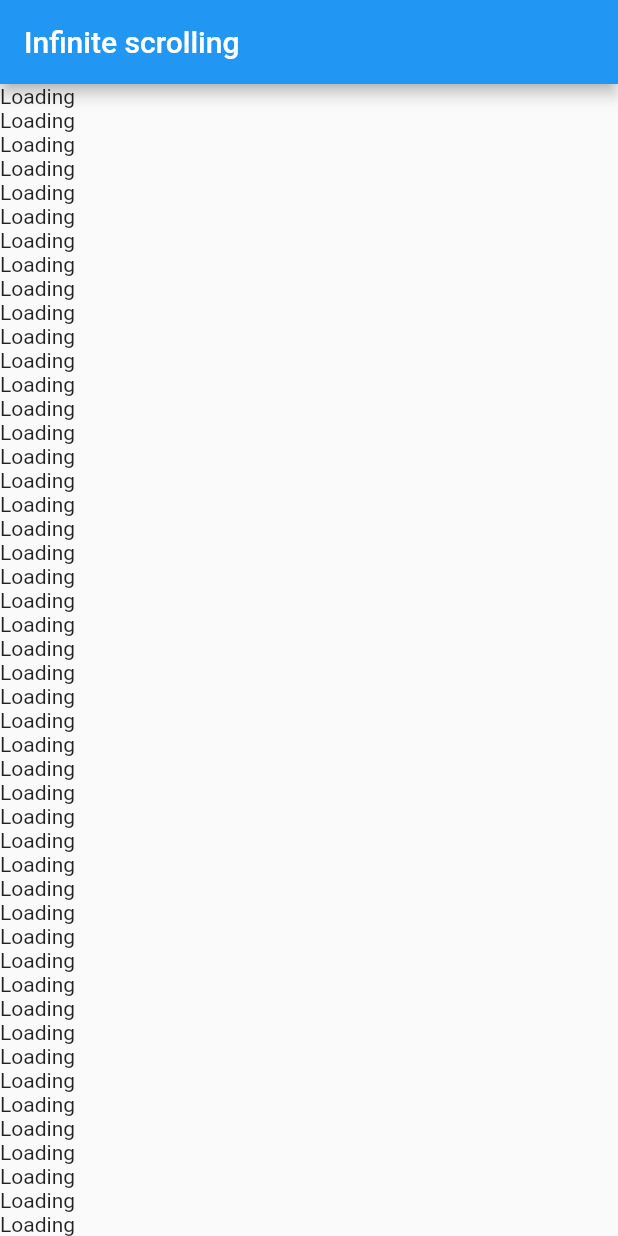
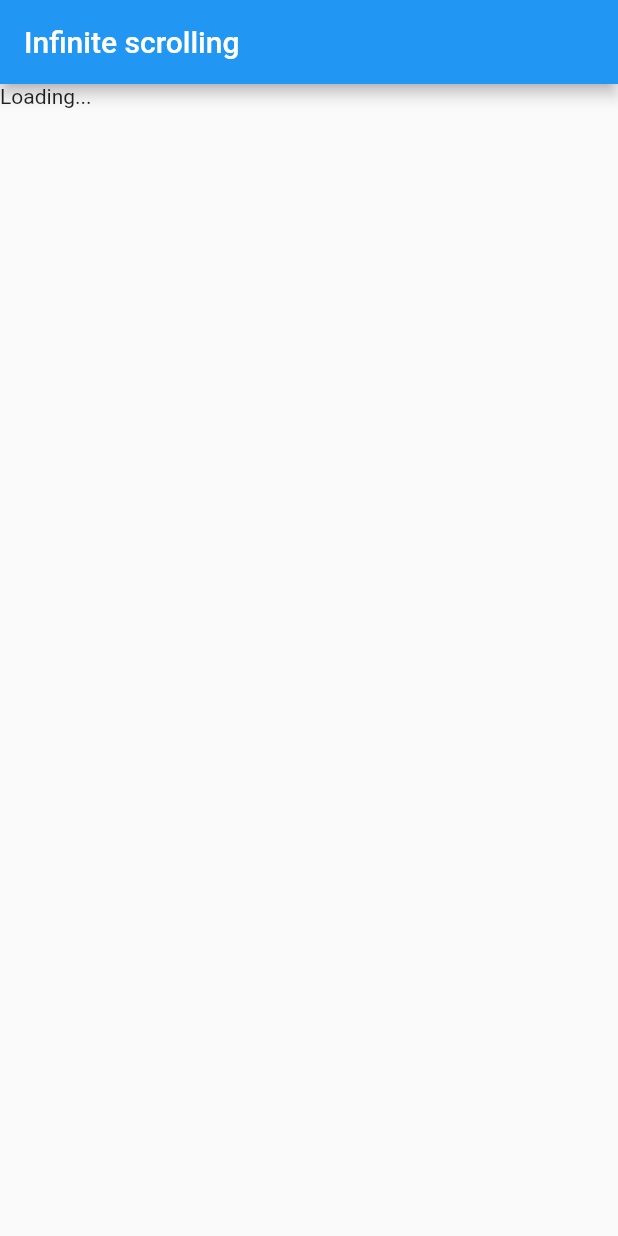
Before and after one commit to marcosmanto/riverpod_generator_example, a Flutter app: the first screen one second after launch, on a phone screen of 412 x 824 dp. Run offline on Flutter 3.47's test engine with Material 2 defaults, Android fonts, the phone set to English and light mode, and no system bars; our stand-ins replace flutter_riverpod, riverpod_annotation; generated files the repository leaves out were written again.

Commit message:
Display just one Loading text per page now.

```diff
--- a/lib/main.dart
+++ b/lib/main.dart
@@ -27,9 +27,9 @@ class MainApp extends ConsumerWidget {
 
 @riverpod
 Future<List<String>> fetchItems(FetchItemsRef ref, {required int page}) async {
+  await Future.delayed(const Duration(seconds: 3));
+
   if (page > 2) return ['a', 'b'];
-
-  await Future.delayed(const Duration(seconds: 3));
 
   return List.generate(50, (index) => 'Hello in page $page, item $index');
 }
@@ -56,7 +56,11 @@ class Home extends ConsumerWidget {
               return Text(items[itemIndexOnPage]);
             },
             error: (error, stackTrace) => Text('err $error'),
-            loading: () => Text('Loading'),
+            loading: () {
+              // only generate one Loading text within a page. If not the first item on the page return null
+              if (itemIndexOnPage != 0) return null;
+              return Text('Loading...');
+            },
           );
         },
       ),
```
Also changed, not shown: lib/main.g.dart.
